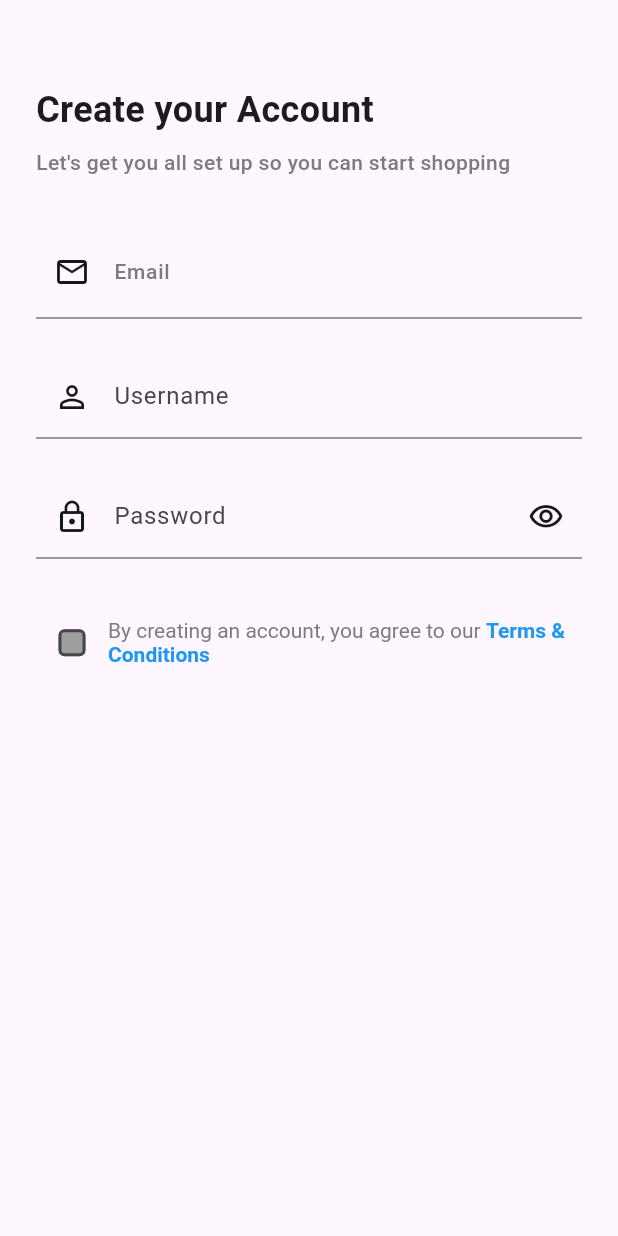
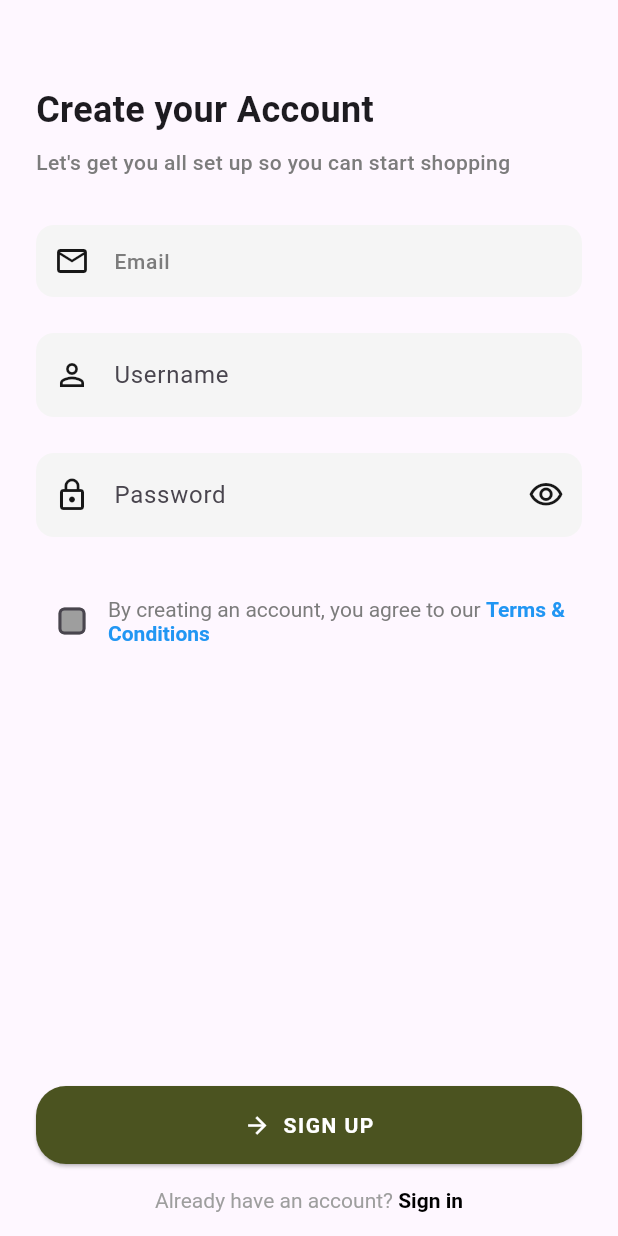
Before and after one commit to chimdike21/ststore, a Flutter app: the screen it shows after launch, after a tap on "GET STARTED", after a tap on "SIGN IN", on a phone screen of 412 x 824 dp. Run offline on Flutter 3.47's test engine with Material 3 defaults, Android fonts, the phone set to English and light mode, and no system bars; Roboto replaces fonts that are missing (DM Sans).

Commit message:
feat: Update SignInScreen and SignUpScreen with custom input fields and new sign-up button

```diff
--- a/lib/screens/sign-in.dart
+++ b/lib/screens/sign-in.dart
@@ -67,7 +67,25 @@ class _SignInScreenState extends State<SignInScreen> {
                 decoration: InputDecoration(
                   labelText: "Username or Email",
                   prefixIcon: const Icon(Icons.person_outline),
-                  border: const UnderlineInputBorder(),
+                  //custom background
+                  filled:true,
+                  fillColor: Color(0xFFF5F5F5),
+
+                  //rounded borders
+                  border: OutlineInputBorder(
+                    borderRadius: BorderRadius.circular(12),
+                    borderSide: BorderSide.none, // removes default underline
+                  ),
+
+                  //when focused
+                  focusedBorder: OutlineInputBorder(
+                    borderRadius: BorderRadius.circular(12),
+                    borderSide: const BorderSide(
+                      color: Color(0xFF4B5320),
+                      width: 2,
+                    ),
+                  ),
+
                 ),
               ),
               const SizedBox(height: 24),
@@ -90,7 +108,25 @@ class _SignInScreenState extends State<SignInScreen> {
                       });
                     },
                   ),
-                  border: const UnderlineInputBorder(),
+                  //custom background
+                  filled:true,
+                  fillColor: Color(0xFFF5F5F5),
+
+                  //rounded borders
+                  border: OutlineInputBorder(
+                    borderRadius: BorderRadius.circular(12),
+                    borderSide: BorderSide.none, // removes default underline
+                  ),
+
+                  //when focused
+                  focusedBorder: OutlineInputBorder(
+                    borderRadius: BorderRadius.circular(12),
+                    borderSide: const BorderSide(
+                      color: Color(0xFF4B5320),
+                      width: 2,
+                    ),
+                  ),
+
                 ),
               ),
               const Spacer(),
@@ -144,25 +180,25 @@ class _SignInScreenState extends State<SignInScreen> {
               ),
              const SizedBox(height:8),
 
-              // Facebook button
-              SizedBox(
-                width: double.infinity,
-                child: ElevatedButton.icon(
-                  style: ElevatedButton.styleFrom(
-                    backgroundColor: const Color(0xFF3C79E6),
-                    padding: const EdgeInsets.symmetric(vertical: 16),
-                    shape: RoundedRectangleBorder(
-                      borderRadius: BorderRadius.circular(20),
-                    ),
-                  ),
-                  onPressed: () {},
-                  icon: const Icon(Icons.facebook, color: Colors.white),
-                  label: const Text(
-                    "Connect with Facebook",
-                    style: TextStyle(color: Colors.white),
-                  ),
-                ),
-              ),
+              // // Facebook button
+              // SizedBox(
+              //   width: double.infinity,
+              //   child: ElevatedButton.icon(
+              //     style: ElevatedButton.styleFrom(
+              //       backgroundColor: const Color(0xFF3C79E6),
+              //       padding: const EdgeInsets.symmetric(vertical: 16),
+              //       shape: RoundedRectangleBorder(
+              //         borderRadius: BorderRadius.circular(20),
+              //       ),
+              //     ),
+              //     onPressed: () {},
+              //     icon: const Icon(Icons.facebook, color: Colors.white),
+              //     label: const Text(
+              //       "Connect with Facebook",
+              //       style: TextStyle(color: Colors.white),
+              //     ),
+              //   ),
+              // ),
             ],
           ),
         ),
--- a/lib/screens/sign-up.dart
+++ b/lib/screens/sign-up.dart
@@ -73,13 +73,34 @@ class _SignUpScreenState extends State<SignUpScreen> {
                     Icons.email_outlined,
                     color: const Color(0xFF171717),
                   ),
+                  //custom background
+                  filled:true,
+                  fillColor: Color(0xFFF5F5F5),
+
+                  //rounded borders
+                  border: OutlineInputBorder(
+                    borderRadius: BorderRadius.circular(12),
+                    borderSide: BorderSide.none, // removes default underline
+                  ),
+
+                  //when focused
+                  focusedBorder: OutlineInputBorder(
+                    borderRadius: BorderRadius.circular(12),
+                    borderSide: const BorderSide(
+                      color: Color(0xFF4B5320),
+                      width: 2,
+                    ),
+                  ),
+
+
+
                   labelStyle: const TextStyle(
                     fontSize: 14,
                     fontWeight: FontWeight.w500,
                     fontFamily: 'DM Sans',
                     color: Color(0xFF7C7C7C),
                   ),
-                  border: const UnderlineInputBorder(),
+
                   contentPadding: const EdgeInsets.symmetric(
                     horizontal: 16,
                     vertical: 12,
@@ -96,7 +117,25 @@ class _SignUpScreenState extends State<SignUpScreen> {
                     Icons.person_outline,
                     color: const Color(0xFF171717),
                   ),
-                  border: const UnderlineInputBorder(),
+                 //custom background
+                  filled:true,
+                  fillColor: Color(0xFFF5F5F5),
+
+                  //rounded borders
+                  border: OutlineInputBorder(
+                    borderRadius: BorderRadius.circular(12),
+                    borderSide: BorderSide.none, // removes default underline
+                  ),
+
+                  //when focused
+                  focusedBorder: OutlineInputBorder(
+                    borderRadius: BorderRadius.circular(12),
+                    borderSide: const BorderSide(
+                      color: Color(0xFF4B5320),
+                      width: 2,
+                    ),
+                  ),
+
                 ),
               ),
               const SizedBox(height: 24),
@@ -123,11 +162,29 @@ class _SignUpScreenState extends State<SignUpScreen> {
                       });
                     },
                   ),
-                  border: const UnderlineInputBorder(),
+                  //custom background
+                  filled:true,
+                  fillColor: Color(0xFFF5F5F5),
+
+                  //rounded borders
+                  border: OutlineInputBorder(
+                    borderRadius: BorderRadius.circular(12),
+                    borderSide: BorderSide.none, // removes default underline
+                  ),
+
+                  //when focused
+                  focusedBorder: OutlineInputBorder(
+                    borderRadius: BorderRadius.circular(12),
+                    borderSide: const BorderSide(
+                      color: Color(0xFF4B5320),
+                      width: 2,
+                    ),
+                  ),
+
                 ),
               ),
               const SizedBox(height: 32),
-                            Row(
+              Row(
                 crossAxisAlignment: CrossAxisAlignment.center,
                 children: [
                   Checkbox(
@@ -176,6 +233,56 @@ class _SignUpScreenState extends State<SignUpScreen> {
                   ),
                 ],
               ),
+              const Spacer(),
+              // Sign Up button
+
+              SizedBox(
+                width: double.infinity,
+                child: ElevatedButton.icon(
+                  style: ElevatedButton.styleFrom(
+                    backgroundColor: const Color(0xFF4B5320),
+                    padding: const EdgeInsets.symmetric(vertical: 16),
+                    shape: RoundedRectangleBorder(
+                      borderRadius: BorderRadius.circular(20),
+                    ),
+                  ),
+                  onPressed: () {
+                    Navigator.pushReplacementNamed(context, '/');
+                  },
+                  icon: const Icon(Icons.arrow_forward, color: Colors.white),
+                  label: const Text(
+                    'SIGN UP',
+                    style: TextStyle(
+                      color: Colors.white,
+                      fontWeight: FontWeight.bold,
+                      letterSpacing: 1,
+                      fontFamily: 'DM Sans',
+                    )
+                  )
+                )
+              ),
+
+              const SizedBox(height: 16),
+              // Sign up link
+              Center(
+
+                child: RichText(
+                  text:  TextSpan(
+                     style: const TextStyle(color: Colors.grey),
+                    children: [
+                      const TextSpan(text: "Already have an account? "),
+                      TextSpan(
+                        text: "Sign in",
+                        style: const TextStyle(
+                          fontWeight: FontWeight.bold,
+                          color: Colors.black,
+                        ),
+                        recognizer: _tapGestureRecognizer,
+                      ),
+                    ],
+                  ),
+                ),
+              ),
             ],
           ),
         ),
```
